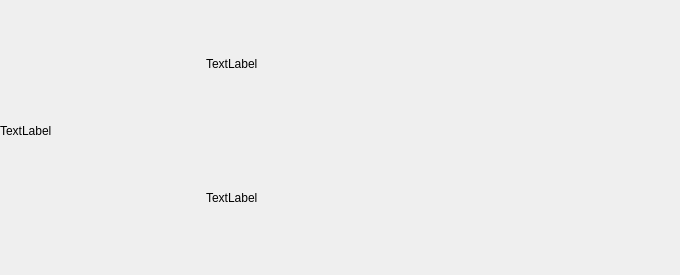
The window that design/ui/book_card.ui (Sandrkll1/BookStore) describes before a commit, drawn with Qt 5.
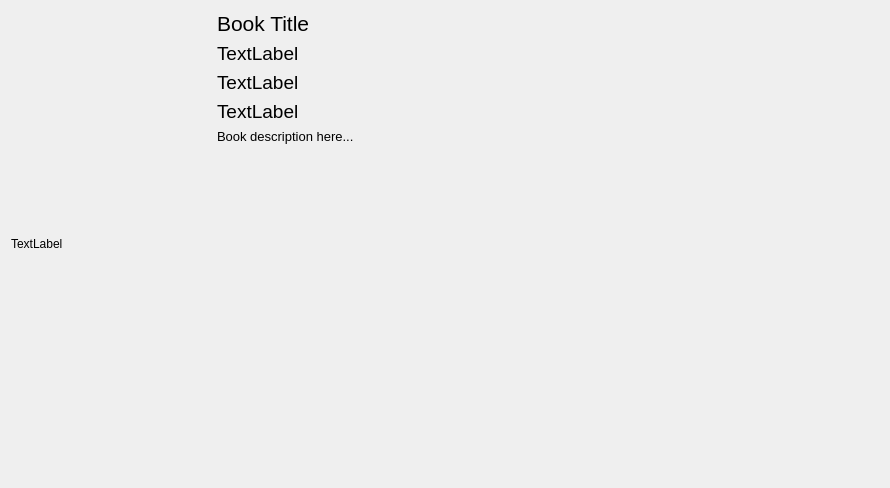
The same window after the commit.

Commit message: Normally book cards

Diff of the .ui file:
```diff
--- a/design/ui/book_card.ui
+++ b/design/ui/book_card.ui
@@ -6,32 +6,23 @@
    <rect>
     <x>0</x>
     <y>0</y>
-    <width>680</width>
-    <height>275</height>
-   </rect>
-  </property>
-  <property name="windowTitle">
-   <string>Form</string>
-  </property>
-  <property name="styleSheet">
-   <string notr="true"/>
-  </property>
-  <widget class="QWidget" name="horizontalLayoutWidget">
-   <property name="geometry">
-    <rect>
-     <x>0</x>
-     <y>0</y>
-     <width>661</width>
-     <height>261</height>
+    <width>890</width>
+    <height>488</height>
     </rect>
    </property>
    <layout class="QHBoxLayout" name="horizontalLayout">
     <item>
      <widget class="QLabel" name="bookImage">
+     <property name="minimumSize">
+      <size>
+       <width>200</width>
+       <height>280</height>
+      </size>
+     </property>
       <property name="maximumSize">
        <size>
         <width>200</width>
-        <height>400</height>
+       <height>280</height>
        </size>
       </property>
       <property name="text">
@@ -40,25 +31,120 @@
      </widget>
     </item>
     <item>
-     <layout class="QVBoxLayout" name="verticalLayout">
-      <item>
-       <widget class="QLabel" name="bookDescription">
-        <property name="text">
-         <string>TextLabel</string>
-        </property>
-       </widget>
-      </item>
+    <layout class="QVBoxLayout" name="verticalLayout" stretch="0,0,0,0,0">
       <item>
        <widget class="QLabel" name="bookTitle">
+       <property name="sizePolicy">
+        <sizepolicy hsizetype="Preferred" vsizetype="Maximum">
+         <horstretch>0</horstretch>
+         <verstretch>0</verstretch>
+        </sizepolicy>
+       </property>
+       <property name="font">
+        <font>
+         <family>MS Shell Dlg 2</family>
+         <pointsize>16</pointsize>
+         <weight>50</weight>
+         <italic>false</italic>
+         <bold>false</bold>
+        </font>
+       </property>
+       <property name="styleSheet">
+        <string notr="true">font: 16pt &quot;MS Shell Dlg 2&quot;;</string>
+       </property>
         <property name="text">
+        <string>Book Title</string>
+       </property>
+       <property name="textFormat">
+        <enum>Qt::PlainText</enum>
+       </property>
+       <property name="alignment">
+        <set>Qt::AlignLeading|Qt::AlignLeft|Qt::AlignTop</set>
+       </property>
+       <property name="wordWrap">
+        <bool>true</bool>
+       </property>
+      </widget>
+     </item>
+     <item>
+      <widget class="QLabel" name="bookAuthor">
+       <property name="sizePolicy">
+        <sizepolicy hsizetype="Preferred" vsizetype="Maximum">
+         <horstretch>0</horstretch>
+         <verstretch>0</verstretch>
+        </sizepolicy>
+       </property>
+       <property name="font">
+        <font>
+         <pointsize>14</pointsize>
+        </font>
+       </property>
+       <property name="text">
          <string>TextLabel</string>
         </property>
-       </widget>
-      </item>
+       <property name="wordWrap">
+        <bool>true</bool>
+       </property>
+      </widget>
+     </item>
+     <item>
+      <widget class="QLabel" name="bookCategory">
+       <property name="font">
+        <font>
+         <pointsize>14</pointsize>
+        </font>
+       </property>
+       <property name="text">
+        <string>TextLabel</string>
+       </property>
+      </widget>
+     </item>
+     <item>
+      <widget class="QLabel" name="bookYear">
+       <property name="font">
+        <font>
+         <pointsize>14</pointsize>
+        </font>
+       </property>
+       <property name="text">
+        <string>TextLabel</string>
+       </property>
+      </widget>
+     </item>
+     <item>
+      <widget class="QLabel" name="bookDescription">
+       <property name="sizePolicy">
+        <sizepolicy hsizetype="Preferred" vsizetype="Expanding">
+         <horstretch>0</horstretch>
+         <verstretch>0</verstretch>
+        </sizepolicy>
+       </property>
+       <property name="font">
+        <font>
+         <family>MS Shell Dlg 2</family>
+         <pointsize>10</pointsize>
+         <weight>50</weight>
+         <italic>false</italic>
+         <bold>false</bold>
+        </font>
+       </property>
+       <property name="styleSheet">
+        <string notr="true">font: 10pt &quot;MS Shell Dlg 2&quot;;</string>
+       </property>
+       <property name="text">
+        <string>Book description here...</string>
+       </property>
+       <property name="alignment">
+        <set>Qt::AlignLeading|Qt::AlignLeft|Qt::AlignTop</set>
+       </property>
+       <property name="wordWrap">
+        <bool>true</bool>
+       </property>
+      </widget>
+     </item>
      </layout>
     </item>
    </layout>
-  </widget>
  </widget>
  <resources/>
  <connections/>
```
Left out of the diff: 4 changed lines with no effect on the pictures. Lines whose indentation alone changed are shown as unchanged. The commit also changes 21 other files.
